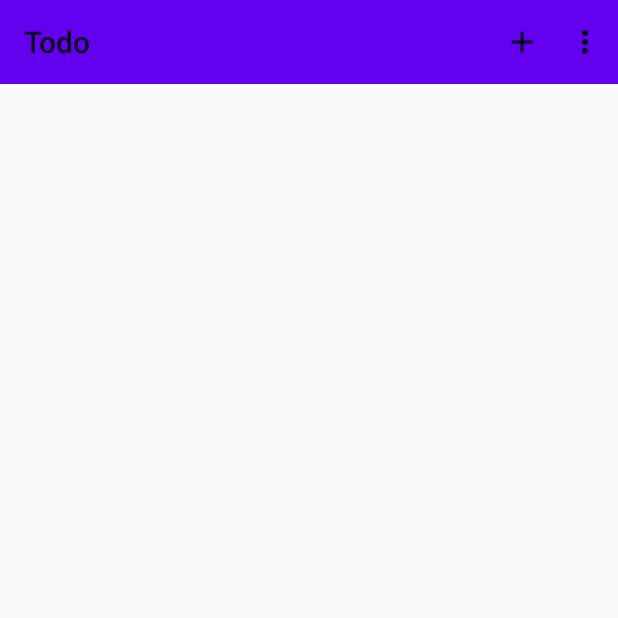
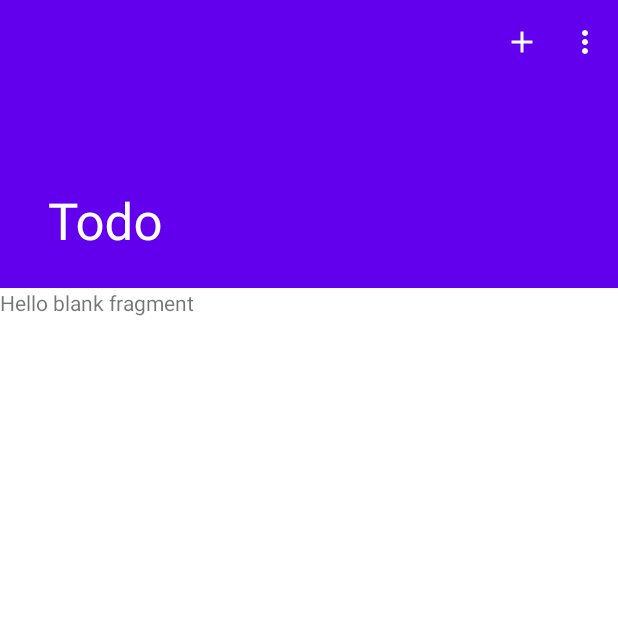
Before and after one commit to indongzz/todo_app, an Android app: the screen it shows after launch (MainListActivity), on a phone screen of 412 x 824 dp, the top half of it. Run offline under Robolectric (Android 15) with nearby library versions, the phone set to English and light mode, and no system bars; our stand-ins replace navigation-ui; 3 statements that could not run were skipped.

Commit message:
3rd impl MainListActivity
1. to add Main Fragment, Complete Fragment
2. to impl navigation ui update

```diff
--- a/app/src/main/AndroidManifest.xml
+++ b/app/src/main/AndroidManifest.xml
@@ -9,7 +9,10 @@
         android:roundIcon="@mipmap/ic_launcher_round"
         android:supportsRtl="true"
         android:theme="@style/Theme.Todo">
-        <activity android:name=".main.MainListActivity">
+        <activity
+            android:name=".main.MainListActivity"
+            android:label="@string/app_name"
+            android:theme="@style/Theme.Todo.NoActionBar">
             <intent-filter>
                 <action android:name="android.intent.action.MAIN" />
 
--- a/app/src/main/java/com/todo/android/main/MainListActivity.kt
+++ b/app/src/main/java/com/todo/android/main/MainListActivity.kt
@@ -4,11 +4,17 @@ import androidx.appcompat.app.AppCompatActivity
 import android.os.Bundle
 import android.view.Menu
 import android.view.MenuItem
+import androidx.navigation.fragment.NavHostFragment.findNavController
+import androidx.navigation.ui.AppBarConfiguration
+import androidx.navigation.ui.navigateUp
+import androidx.navigation.ui.setupActionBarWithNavController
+import androidx.navigation.ui.setupWithNavController
 import com.todo.android.R
 import com.todo.android.databinding.ActivityMainListBinding
 
 class MainListActivity : AppCompatActivity() {
     lateinit var binding: ActivityMainListBinding
+    lateinit var appBarConfiguration: AppBarConfiguration
 
     override fun onCreate(savedInstanceState: Bundle?) {
         super.onCreate(savedInstanceState)
@@ -16,25 +22,44 @@ class MainListActivity : AppCompatActivity() {
         setContentView(binding.root)
 
         // set toolbar to appbar in this activity.
-        setSupportActionBar(binding.mainListToolbar)
+        val toolbar = binding.appBarMainList.mainToolbar
+        setSupportActionBar(toolbar)
+
+        val navController =
+            findNavController(supportFragmentManager.findFragmentById(R.id.nav_host_fragment_content_main)!!)
+        val drawLayout = binding.drawerLayout
+        appBarConfiguration = AppBarConfiguration(
+            setOf(R.id.main_list, R.id.complete_list),
+            drawLayout
+        )
+        val collapsingToolbarLayout = binding.appBarMainList.collapsingTollbarMain
+        //setupActionBarWithNavController(navController, appBarConfiguration)
+        collapsingToolbarLayout.setupWithNavController(toolbar, navController, appBarConfiguration)
+        binding.navMain.setupWithNavController(navController)
+    }
+
+    override fun onSupportNavigateUp(): Boolean {
+        val navController =
+            findNavController(supportFragmentManager.findFragmentById(R.id.nav_host_fragment_content_main)!!)
+        return navController.navigateUp(appBarConfiguration) || super.onSupportNavigateUp()
     }
 
     override fun onCreateOptionsMenu(menu: Menu?): Boolean {
-        binding.mainListToolbar.inflateMenu(R.menu.actionbar_main_list)
+        menuInflater.inflate(R.menu.toolbar_list, menu)
         return true
     }
 
     override fun onOptionsItemSelected(item: MenuItem): Boolean {
         return when (item.itemId) {
-            R.id.main_list_toolbar_add -> {
+            R.id.toolbar_add -> {
                 // add icon
                 true
             }
-            R.id.main_list_toolbar_search -> {
+            R.id.toolbar_search -> {
                 // search icon
                 true
             }
-            R.id.main_list_toolbar_sort -> {
+            R.id.toolbar_sort -> {
                 // sort icon
                 true
             }
--- /dev/null
+++ b/app/src/main/java/com/todo/android/main/MainListFragment.kt
@@ -0,0 +1,22 @@
+package com.todo.android.main
+
+import android.os.Bundle
+import android.view.LayoutInflater
+import android.view.View
+import android.view.ViewGroup
+import androidx.fragment.app.Fragment
+import com.todo.android.R
+import com.todo.android.databinding.FragmentMainListBinding
+
+class MainListFragment : Fragment() {
+    lateinit var binding: FragmentMainListBinding
+
+    override fun onCreateView(
+        inflater: LayoutInflater,
+        container: ViewGroup?,
+        savedInstanceState: Bundle?
+    ): View? {
+        binding = FragmentMainListBinding.inflate(inflater, container, false)
+        return binding.root
+    }
+}
--- a/app/src/main/res/layout/activity_main_list.xml
+++ b/app/src/main/res/layout/activity_main_list.xml
@@ -1,17 +1,25 @@
 <?xml version="1.0" encoding="utf-8"?>
-<androidx.constraintlayout.widget.ConstraintLayout xmlns:android="http://schemas.android.com/apk/res/android"
+<androidx.drawerlayout.widget.DrawerLayout xmlns:android="http://schemas.android.com/apk/res/android"
     xmlns:app="http://schemas.android.com/apk/res-auto"
     xmlns:tools="http://schemas.android.com/tools"
+    android:id="@+id/drawer_layout"
     android:layout_width="match_parent"
     android:layout_height="match_parent"
-    tools:context=".main.MainListActivity">
+    android:fitsSystemWindows="true"
+    tools:openDrawer="start">
 
-    <androidx.appcompat.widget.Toolbar
-        android:id="@+id/main_list_toolbar"
+    <include
+        android:id="@+id/app_bar_main_list"
+        layout="@layout/app_bar_main_list"
         android:layout_width="match_parent"
-        android:layout_height="wrap_content"
-        android:background="?attr/colorPrimary"
-        android:minHeight="?attr/actionBarSize"
-        android:theme="?attr/actionBarTheme"
-        tools:ignore="MissingConstraints" />
-</androidx.constraintlayout.widget.ConstraintLayout>
+        android:layout_height="match_parent" />
+
+    <com.google.android.material.navigation.NavigationView
+        android:id="@+id/nav_main"
+        android:layout_width="wrap_content"
+        android:layout_height="match_parent"
+        android:layout_gravity="start"
+        android:fitsSystemWindows="true"
+        app:headerLayout="@layout/nav_header_main_list"
+        app:menu="@menu/drawer_main_list" />
+</androidx.drawerlayout.widget.DrawerLayout>
--- /dev/null
+++ b/app/src/main/res/layout/app_bar_main_list.xml
@@ -0,0 +1,33 @@
+<?xml version="1.0" encoding="utf-8"?>
+<androidx.coordinatorlayout.widget.CoordinatorLayout xmlns:android="http://schemas.android.com/apk/res/android"
+    xmlns:tools="http://schemas.android.com/tools"
+    xmlns:app="http://schemas.android.com/apk/res-auto"
+    android:id="@+id/coordinator_main_layout"
+    android:layout_width="match_parent"
+    android:layout_height="match_parent">
+
+    <com.google.android.material.appbar.AppBarLayout
+        android:id="@+id/appbar"
+        android:layout_height="192dp"
+        android:layout_width="match_parent"
+        android:theme="@style/Theme.Todo.AppBarOverlay">
+        <com.google.android.material.appbar.CollapsingToolbarLayout
+            android:layout_width="match_parent"
+            android:layout_height="match_parent"
+            android:id="@+id/collapsing_tollbar_main"
+            app:toolbarId="@+id/toolbar"
+            app:layout_scrollFlags="scroll|exitUntilCollapsed"
+            app:contentScrim="?attr/colorPrimary">
+
+            <androidx.appcompat.widget.Toolbar
+                android:id="@+id/main_toolbar"
+                android:layout_width="match_parent"
+                android:layout_height="?attr/actionBarSize"
+                app:layout_collapseMode="pin" />
+
+        </com.google.android.material.appbar.CollapsingToolbarLayout>
+    </com.google.android.material.appbar.AppBarLayout>
+
+    <include layout="@layout/content_main_list" />
+
+</androidx.coordinatorlayout.widget.CoordinatorLayout>
--- /dev/null
+++ b/app/src/main/res/layout/content_main_list.xml
@@ -0,0 +1,21 @@
+<?xml version="1.0" encoding="utf-8"?>
+<androidx.constraintlayout.widget.ConstraintLayout xmlns:android="http://schemas.android.com/apk/res/android"
+    xmlns:app="http://schemas.android.com/apk/res-auto"
+    xmlns:tools="http://schemas.android.com/tools"
+    android:layout_width="match_parent"
+    android:layout_height="match_parent"
+    app:layout_behavior="@string/appbar_scrolling_view_behavior"
+    tools:showIn="@layout/app_bar_main_list"
+    >
+
+    <androidx.fragment.app.FragmentContainerView
+        android:id="@+id/nav_host_fragment_content_main"
+        android:name="androidx.navigation.fragment.NavHostFragment"
+        android:layout_width="match_parent"
+        android:layout_height="match_parent"
+        app:defaultNavHost="true"
+        app:layout_constraintLeft_toLeftOf="parent"
+        app:layout_constraintRight_toRightOf="parent"
+        app:layout_constraintTop_toTopOf="parent"
+        app:navGraph="@navigation/nav_main_list" />
+</androidx.constraintlayout.widget.ConstraintLayout>
--- /dev/null
+++ b/app/src/main/res/layout/fragment_main_list.xml
@@ -0,0 +1,14 @@
+<?xml version="1.0" encoding="utf-8"?>
+<FrameLayout xmlns:android="http://schemas.android.com/apk/res/android"
+    xmlns:tools="http://schemas.android.com/tools"
+    android:layout_width="match_parent"
+    android:layout_height="match_parent"
+    tools:context=".main.MainListFragment">
+
+    <!-- TODO: Update blank fragment layout -->
+    <TextView
+        android:layout_width="match_parent"
+        android:layout_height="match_parent"
+        android:text="@string/hello_blank_fragment" />
+
+</FrameLayout>
--- /dev/null
+++ b/app/src/main/res/menu/drawer_main_list.xml
@@ -0,0 +1,14 @@
+<?xml version="1.0" encoding="utf-8"?>
+<menu xmlns:android="http://schemas.android.com/apk/res/android"
+    xmlns:tools="http://schemas.android.com/tools"
+    tools:showIn="navigation_view">
+
+    <group android:checkableBehavior="single">
+        <item
+            android:id="@+id/main_list"
+            android:title="@string/menu_main" />
+        <item
+            android:id="@+id/complete_list"
+            android:title="@string/menu_complete" />
+    </group>
+</menu>
--- a/app/src/main/res/menu/actionbar_main_list.xml
+++ b/app/src/main/res/menu/toolbar_list.xml
@@ -2,16 +2,16 @@
 <menu xmlns:app="http://schemas.android.com/apk/res-auto"
     xmlns:android="http://schemas.android.com/apk/res/android">
     <item
-        android:id="@+id/main_list_toolbar_add"
+        android:id="@+id/toolbar_add"
         android:icon="@drawable/ic_baseline_add_24"
         android:title="@string/action_bar_main_list_add"
         app:showAsAction="always"
         />
     <item
-        android:id="@+id/main_list_toolbar_search"
+        android:id="@+id/toolbar_search"
         android:title="@string/action_bar_main_list_search" />
     <item
-        android:id="@+id/main_list_toolbar_sort"
+        android:id="@+id/toolbar_sort"
         android:icon="@drawable/ic_search_black_24dp"
         android:title="@string/action_bar_main_list_sort"
         app:actionViewClass="android.widget.SearchView" />
--- /dev/null
+++ b/app/src/main/res/navigation/nav_main_list.xml
@@ -0,0 +1,18 @@
+<?xml version="1.0" encoding="utf-8"?>
+<navigation xmlns:android="http://schemas.android.com/apk/res/android"
+    xmlns:app="http://schemas.android.com/apk/res-auto"
+    xmlns:tools="http://schemas.android.com/tools"
+    android:id="@+id/nav_main_list"
+    app:startDestination="@id/main_list">
+
+    <fragment
+        android:id="@+id/main_list"
+        android:name="com.todo.android.main.MainListFragment"
+        android:label="@string/menu_main"
+        tools:layout="@layout/fragment_main_list" />
+    <fragment
+        android:id="@+id/complete_list"
+        android:name="com.todo.android.main.CompleteListFragment"
+        android:label="@string/menu_complete"
+        tools:layout="@layout/fragment_complete_list"/>
+</navigation>
--- a/app/src/main/res/values-night/themes.xml
+++ b/app/src/main/res/values-night/themes.xml
@@ -1,6 +1,6 @@
 <resources xmlns:tools="http://schemas.android.com/tools">
     <!-- Base application theme. -->
-    <style name="Theme.Todo" parent="Theme.MaterialComponents.DayNight.NoActionBar">
+    <style name="Theme.Todo" parent="Theme.MaterialComponents.DayNight.DarkActionBar">
         <!-- Primary brand color. -->
         <item name="colorPrimary">@color/purple_200</item>
         <item name="colorPrimaryVariant">@color/purple_700</item>
--- a/app/src/main/res/values/strings.xml
+++ b/app/src/main/res/values/strings.xml
@@ -3,4 +3,9 @@
     <string name="action_bar_main_list_add">추가</string>
     <string name="action_bar_main_list_search">검색</string>
     <string name="action_bar_main_list_sort">정렬</string>
+    <string name="menu_main">전체</string>
+    <string name="menu_complete">완료</string>
+
+    <!-- TODO: Remove or change this placeholder text -->
+    <string name="hello_blank_fragment">Hello blank fragment</string>
 </resources>
--- a/app/src/main/res/values/themes.xml
+++ b/app/src/main/res/values/themes.xml
@@ -1,6 +1,6 @@
 <resources xmlns:tools="http://schemas.android.com/tools">
     <!-- Base application theme. -->
-    <style name="Theme.Todo" parent="Theme.AppCompat.Light.NoActionBar">
+    <style name="Theme.Todo" parent="Theme.MaterialComponents.DayNight.DarkActionBar">
         <!-- Primary brand color. -->
         <item name="colorPrimary">@color/purple_500</item>
         <item name="colorPrimaryVariant">@color/purple_700</item>
@@ -13,4 +13,13 @@
         <item name="android:statusBarColor" tools:targetApi="l">?attr/colorPrimaryVariant</item>
         <!-- Customize your theme here. -->
     </style>
+
+    <!-- no action bar theme -->
+    <style name="Theme.Todo.NoActionBar">
+        <item name="windowActionBar">false</item>
+        <item name="windowNoTitle">true</item>
+    </style>
+    <!-- action bar theme? -->
+    <style name="Theme.Todo.AppBarOverlay" parent="ThemeOverlay.AppCompat.Dark.ActionBar" />
+    <style name="Theme.Todo.PopupOverlay" parent="ThemeOverlay.AppCompat.Light" />
 </resources>
```
Also changed, not shown: app/build.gradle (+6 -1 lines), app/src/main/java/com/todo/android/main/CompleteListFragment.kt (added, +20 -0 lines), app/src/main/res/drawable/ic_baseline_menu_24.xml (added, +10 -0 lines), app/src/main/res/layout/fragment_complete_list.xml (added, +11 -0 lines), app/src/main/res/layout/nav_header_main_list.xml (added, +18 -0 lines).
